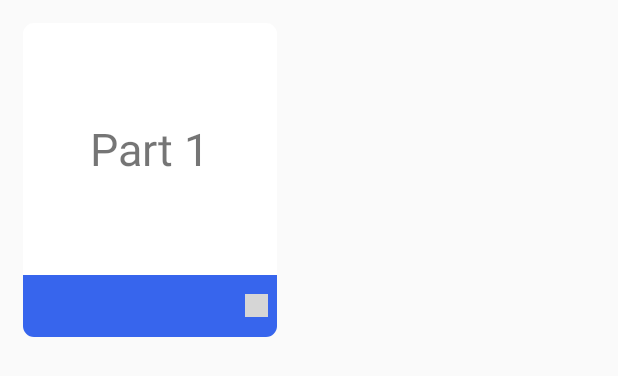
After one commit to eonx32/Downloader, an Android app: the layout card_item_layout.xml on its own in the app's theme, with its tools: preview values and no code run, on a phone screen of 412 x 824 dp. The commit adds this screen. Shown: the top 376 px of the screen. Run offline under Robolectric (Android 15) with nearby library versions, the phone set to English and light mode, and no system bars; grey boxes are pictures that could not be loaded.

Commit message:
Added code for showing file parts

```diff
--- a/homePage/app/build.gradle
+++ b/homePage/app/build.gradle
@@ -4,7 +4,7 @@ android {
     compileSdkVersion 27
     defaultConfig {
         applicationId "com.example.Downloader"
-        minSdkVersion 24
+        minSdkVersion 26
         targetSdkVersion 27
         versionCode 1
         versionName "1.0"
--- a/homePage/app/src/main/java/com/example/Downloader/activity/HistoryActivity.java
+++ b/homePage/app/src/main/java/com/example/Downloader/activity/HistoryActivity.java
@@ -7,7 +7,7 @@ import android.support.v7.widget.LinearLayoutManager;
 import android.support.v7.widget.RecyclerView;
 
 import com.example.Downloader.data.File;
-import com.example.Downloader.data.FileAdapter;
+import com.example.Downloader.view.FileAdapter;
 import com.example.Downloader.R;
 import com.example.Downloader.util.FileORM;
 import com.google.gson.Gson;
--- a/homePage/app/src/main/java/com/example/Downloader/data/FileAdapter.java
+++ b/homePage/app/src/main/java/com/example/Downloader/view/FileAdapter.java
@@ -1,4 +1,4 @@
-package com.example.Downloader.data;
+package com.example.Downloader.view;
 
 import android.support.v7.widget.RecyclerView;
 import android.view.LayoutInflater;
@@ -7,6 +7,7 @@ import android.view.ViewGroup;
 import android.widget.TextView;
 
 import com.example.Downloader.R;
+import com.example.Downloader.data.File;
 
 import java.util.List;
 
--- /dev/null
+++ b/homePage/app/src/main/res/drawable/round_corner_bg_down.xml
@@ -0,0 +1,12 @@
+<?xml version="1.0" encoding="UTF-8"?>
+<shape xmlns:android="http://schemas.android.com/apk/res/android">
+    <solid android:color="@color/darkBlue"/>
+
+    <padding android:left="1dp"
+        android:top="1dp"
+        android:right="1dp"
+        android:bottom="1dp"
+        />
+
+    <corners android:bottomRightRadius="7dp" android:bottomLeftRadius="7dp" />
+</shape>
--- /dev/null
+++ b/homePage/app/src/main/res/drawable/round_corner_bg_up.xml
@@ -0,0 +1,14 @@
+<?xml version="1.0" encoding="UTF-8"?>
+<shape xmlns:android="http://schemas.android.com/apk/res/android">
+    <solid android:color="#ffffffff"/>
+
+    <padding android:left="1dp"
+        android:top="1dp"
+        android:right="1dp"
+        android:bottom="1dp"
+        />
+
+    <corners
+        android:topLeftRadius="7dp"
+        android:topRightRadius="7dp"/>
+</shape>
--- /dev/null
+++ b/homePage/app/src/main/res/layout/card_item_layout.xml
@@ -0,0 +1,65 @@
+<?xml version="1.0" encoding="utf-8"?>
+<LinearLayout
+    xmlns:android="http://schemas.android.com/apk/res/android"
+    android:layout_width="200dp"
+    android:layout_height="240dp"
+    android:padding="10dp">
+
+    <LinearLayout
+        android:layout_width="match_parent"
+        android:layout_height="match_parent"
+        android:orientation="vertical"
+        android:padding="5dp">
+
+        <LinearLayout
+            android:layout_width="match_parent"
+            android:layout_height="match_parent"
+            android:layout_weight="1"
+            android:background="@drawable/round_corner_bg_up">
+
+            <RelativeLayout
+                android:layout_width="match_parent"
+                android:layout_height="match_parent"
+                android:id="@+id/cardLayout1">
+
+                <TextView
+                    android:layout_width="wrap_content"
+                    android:layout_height="wrap_content"
+                    android:layout_centerInParent="true"
+                    android:textSize="30dp"
+                    android:textAllCaps="false"
+                    android:text="Part 1"
+                    android:id="@+id/part_name"/>
+
+            </RelativeLayout>
+
+        </LinearLayout>
+
+        <LinearLayout
+            android:layout_width="match_parent"
+            android:layout_height="match_parent"
+            android:layout_weight="4"
+            android:orientation="horizontal"
+            android:background="@drawable/round_corner_bg_down">
+
+            <RelativeLayout
+                android:layout_width="match_parent"
+                android:layout_height="match_parent"
+                android:layout_margin="5dp"
+                android:id="@+id/cardLayout2">
+
+                <android.support.v7.widget.AppCompatImageView
+                    android:layout_width="15dp"
+                    android:layout_height="15dp"
+                    android:layout_alignParentRight="true"
+                    android:layout_centerVertical="true"
+                    android:background="@mipmap/ic_tick_gray"
+                    android:id="@+id/tick"/>
+
+            </RelativeLayout>
+
+        </LinearLayout>
+
+    </LinearLayout>
+
+</LinearLayout>
--- a/homePage/app/src/main/res/values/colors.xml
+++ b/homePage/app/src/main/res/values/colors.xml
@@ -8,6 +8,6 @@
     <color name="blue">#00b2ff</color>
     <color name="yellow">#f7ffff00</color>
     <color name="green">#cc95af10</color>
-    <color name="boldgreen">#3765ed</color>
+    <color name="darkBlue">#3765ed</color>
     <color name="colorAccent">#FF4081</color>
 </resources>
```
Also changed, not shown: homePage/app/src/main/java/com/example/Downloader/activity/FileActivity.java (+30 -2 lines), homePage/app/src/main/java/com/example/Downloader/data/FilePart.java (added, +56 -0 lines), homePage/app/src/main/java/com/example/Downloader/helper/FileHelper.java (added, +12 -0 lines), homePage/app/src/main/java/com/example/Downloader/util/Constants.java (+11 -10 lines), homePage/app/src/main/java/com/example/Downloader/util/FileUtil.java (+32 -4 lines), homePage/app/src/main/java/com/example/Downloader/view/FilePartAdapter.java (added, +69 -0 lines), homePage/app/src/main/res/drawable/ic_launcher_foreground.xml (added, +13 -0 lines), homePage/app/src/main/res/drawable/round_corner_bg.xml (added, +17 -0 lines), homePage/app/src/main/res/layout/activity_file.xml (+6 -5 lines).
